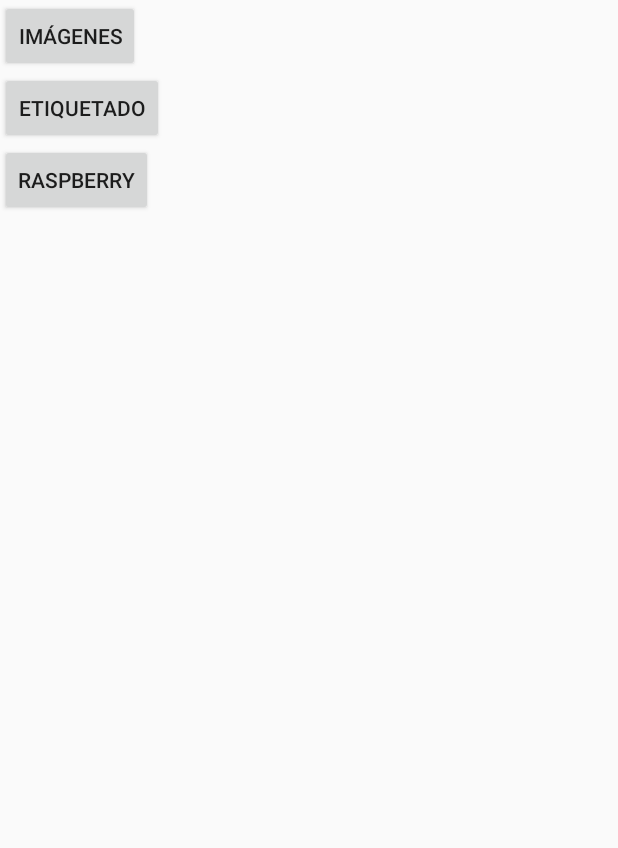
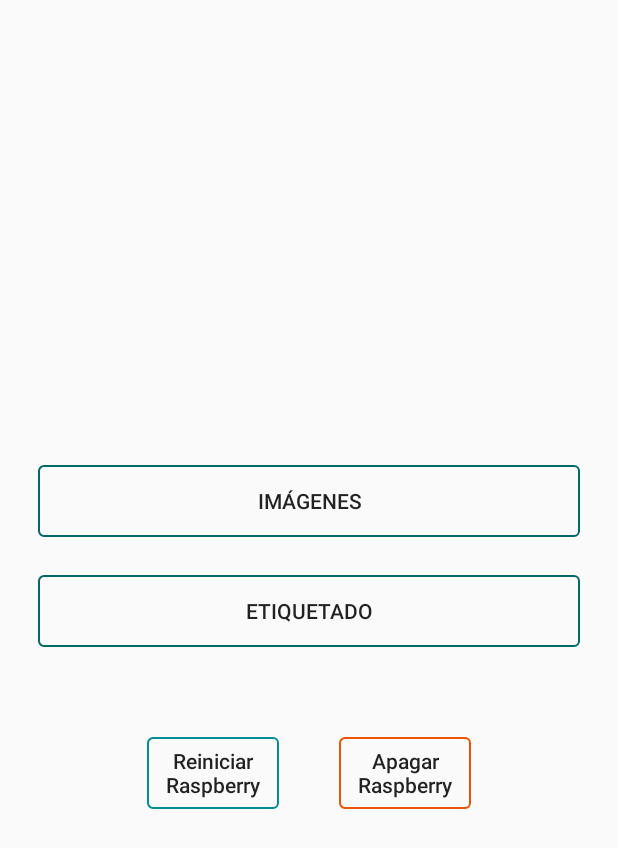
Before and after one commit to soccerdroid/shrimps_app, an Android app: the screen it shows after launch (MainActivity), on a phone screen of 412 x 824 dp. Shown: the top 848 px of the screen. Run offline under Robolectric (Android 15) with nearby library versions, the phone set to English and light mode, and no system bars.

Commit message:
El disenio del menu principal ha sido modificado.

```diff
--- /dev/null
+++ b/app/src/main/res/drawable/ic_left_arrow.xml
@@ -0,0 +1,4 @@
+<vector android:height="24dp" android:viewportHeight="129"
+    android:viewportWidth="129" android:width="24dp" xmlns:android="http://schemas.android.com/apk/res/android">
+    <path android:fillColor="#FFFfFF" android:pathData="m88.6,121.3c0.8,0.8 1.8,1.2 2.9,1.2s2.1,-0.4 2.9,-1.2c1.6,-1.6 1.6,-4.2 0,-5.8l-51,-51 51,-51c1.6,-1.6 1.6,-4.2 0,-5.8s-4.2,-1.6 -5.8,0l-54,53.9c-1.6,1.6 -1.6,4.2 0,5.8l54,53.9z"/>
+</vector>
--- /dev/null
+++ b/app/src/main/res/drawable/restart_rasp_btn.xml
@@ -0,0 +1,22 @@
+<?xml version="1.0" encoding="utf-8"?>
+<selector xmlns:android="http://schemas.android.com/apk/res/android" >
+    <item android:state_pressed="true" >
+        <shape android:shape="rectangle"  >
+            <corners android:radius="3dip" />
+            <stroke android:width="1dip" android:color="#018c96" />
+        </shape>
+    </item>
+    <item android:state_focused="true">
+        <shape android:shape="rectangle"  >
+            <corners android:radius="3dip" />
+            <stroke android:width="1dip" android:color="#018c96" />
+            <solid android:color="#018c96"/>
+        </shape>
+    </item>
+    <item >
+        <shape android:shape="rectangle"  >
+            <corners android:radius="3dip" />
+            <stroke android:width="1dip" android:color="#018c96" />
+        </shape>
+    </item>
+</selector>
--- /dev/null
+++ b/app/src/main/res/drawable/rounded_btn.xml
@@ -0,0 +1,22 @@
+<?xml version="1.0" encoding="utf-8"?>
+<selector xmlns:android="http://schemas.android.com/apk/res/android" >
+    <item android:state_pressed="true" >
+        <shape android:shape="rectangle"  >
+            <corners android:radius="3dip" />
+            <stroke android:width="1dip" android:color="#016a66" />
+        </shape>
+    </item>
+    <item android:state_focused="true">
+        <shape android:shape="rectangle"  >
+            <corners android:radius="3dip" />
+            <stroke android:width="1dip" android:color="#016a66" />
+            <solid android:color="#016a66"/>
+        </shape>
+    </item>
+    <item >
+        <shape android:shape="rectangle"  >
+            <corners android:radius="3dip" />
+            <stroke android:width="1dip" android:color="#016a66" />
+        </shape>
+    </item>
+</selector>
--- /dev/null
+++ b/app/src/main/res/drawable/turnoff_rasp_btn.xml
@@ -0,0 +1,22 @@
+<?xml version="1.0" encoding="utf-8"?>
+<selector xmlns:android="http://schemas.android.com/apk/res/android" >
+    <item android:state_pressed="true" >
+        <shape android:shape="rectangle"  >
+            <corners android:radius="3dip" />
+            <stroke android:width="1dip" android:color="#eb5401" />
+        </shape>
+    </item>
+    <item android:state_focused="true">
+        <shape android:shape="rectangle"  >
+            <corners android:radius="3dip" />
+            <stroke android:width="1dip" android:color="#eb5401" />
+            <solid android:color="#eb5401"/>
+        </shape>
+    </item>
+    <item >
+        <shape android:shape="rectangle"  >
+            <corners android:radius="3dip" />
+            <stroke android:width="1dip" android:color="#eb5401" />
+        </shape>
+    </item>
+</selector>
--- a/app/src/main/res/layout/activity_main.xml
+++ b/app/src/main/res/layout/activity_main.xml
@@ -6,29 +6,60 @@ android:layout_width="fill_parent"
 android:layout_height="fill_parent"
 android:orientation="vertical"
 tools:context=".MainActivity">
-
     <LinearLayout
         android:layout_width="match_parent"
-        android:layout_height="wrap_content"
-        android:orientation="vertical">
+        android:layout_height="match_parent"
+        android:orientation="vertical"
+        android:layout_marginRight="25dp"
+        android:layout_marginLeft="25dp"
+        android:gravity="center_horizontal|center_vertical">
         <Button
             android:id="@+id/btnImages"
-            android:layout_width="wrap_content"
+            android:layout_width="match_parent"
             android:layout_height="wrap_content"
+            android:layout_marginTop="25dp"
             android:text="Imágenes"
+            android:background="@drawable/rounded_btn"
             android:visibility="visible" />
         <Button
             android:id="@+id/btnTakePhoto"
-            android:layout_width="wrap_content"
+            android:layout_width="match_parent"
             android:layout_height="wrap_content"
             android:text="Etiquetado"
+            android:layout_marginTop="25dp"
+            android:background="@drawable/rounded_btn"
             android:visibility="visible" />
         <Button
             android:id="@+id/btnRaspberry"
-            android:layout_width="wrap_content"
+            android:layout_width="match_parent"
             android:layout_height="wrap_content"
             android:text="Raspberry"
-            android:visibility="visible" />
+            android:layout_marginTop="25dp"
+            android:background="@drawable/rounded_btn"
+            android:visibility="gone" />
+        <LinearLayout
+            android:layout_width="match_parent"
+            android:layout_height="wrap_content"
+            android:layout_marginTop="60dp"
+            android:orientation="horizontal"
+            android:gravity="center_horizontal"
+            >
+            <Button
+                android:id="@+id/btnRestartRasp"
+                android:layout_width="wrap_content"
+                android:layout_height="wrap_content"
+                android:layout_marginRight="40dp"
+                android:textAllCaps="false"
+                android:background="@drawable/restart_rasp_btn"
+                android:text="Reiniciar\nRaspberry"/>
+            <Button
+                android:id="@+id/btnTurnoffRasp"
+                android:layout_width="wrap_content"
+                android:layout_height="wrap_content"
+                android:textAllCaps="false"
+                android:background="@drawable/turnoff_rasp_btn"
+                android:text="Apagar\nRaspberry"/>
+        </LinearLayout>
 
     </LinearLayout>
 
```
